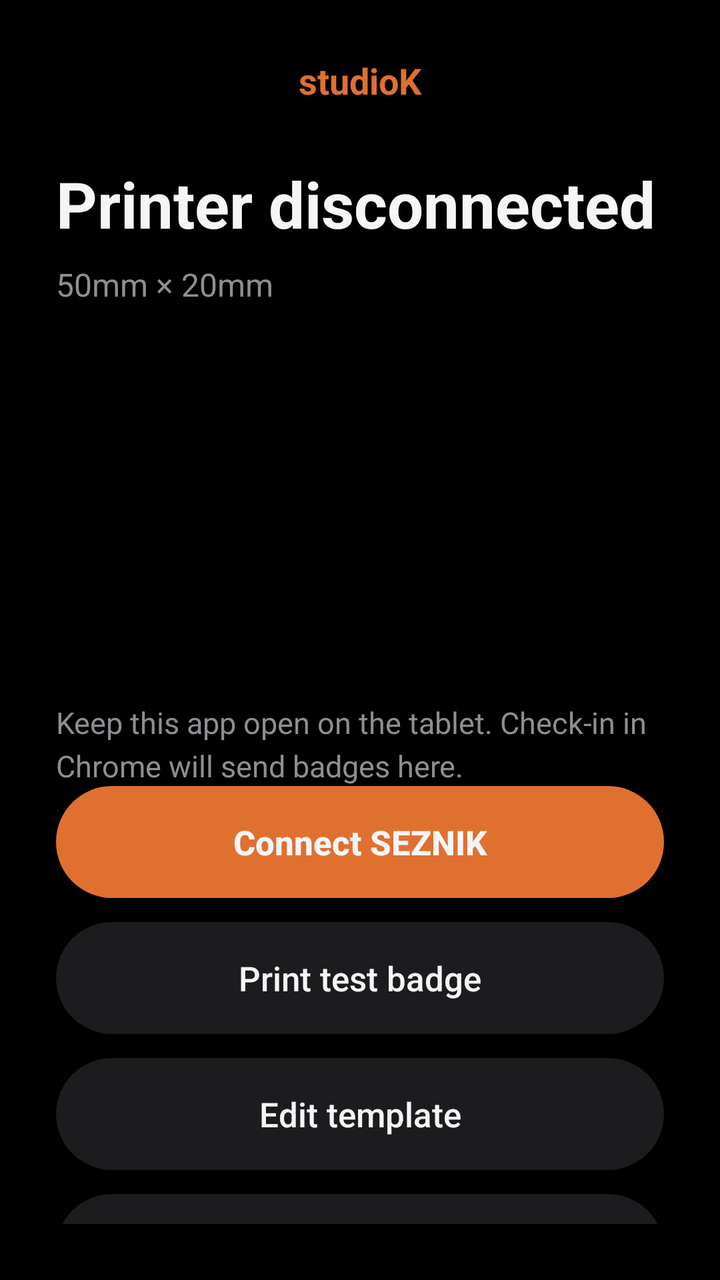
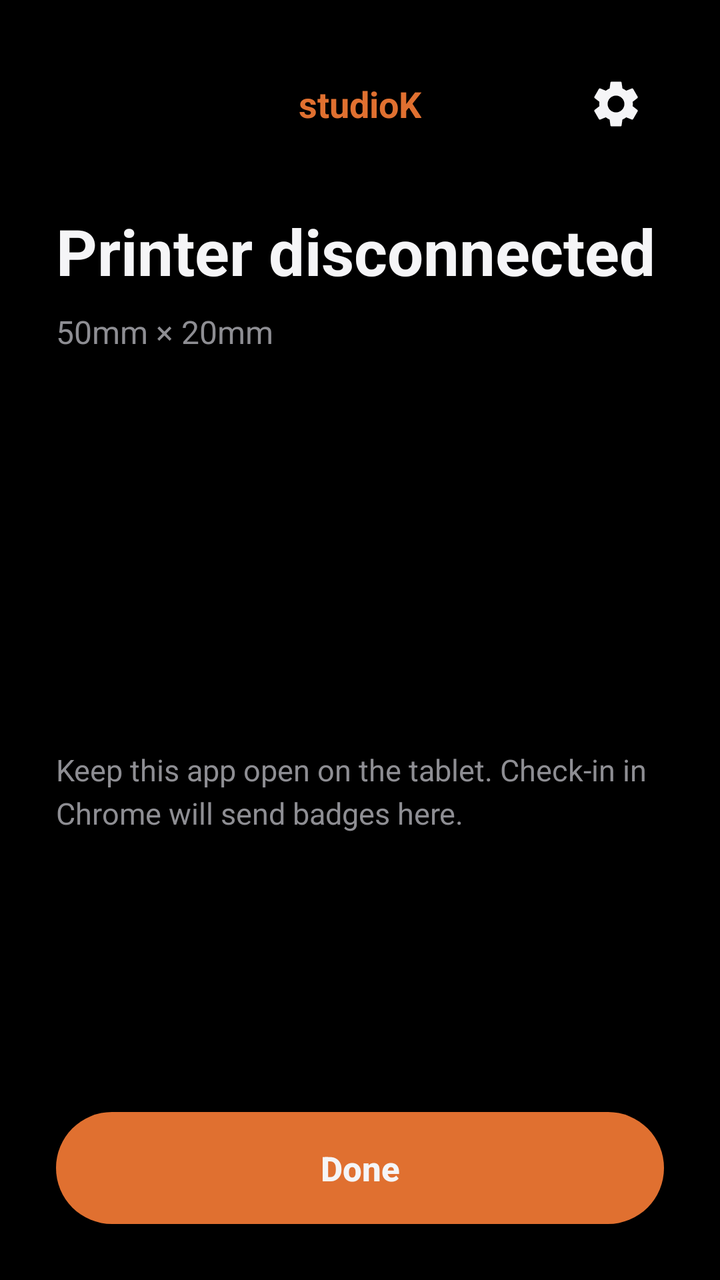

Before-and-after screenshots of an Android layout around one commit, followed by the original layout XML and the change that was made.
<!-- AndroidManifest.xml: application theme Theme.StudioKPrinter -->
<!-- res/layout/activity_main.xml -->
<?xml version="1.0" encoding="utf-8"?>
<LinearLayout xmlns:android="http://schemas.android.com/apk/res/android"
    android:layout_width="match_parent"
    android:layout_height="match_parent"
    android:background="@color/black"
    android:orientation="vertical"
    android:padding="28dp">

    <TextView
        android:layout_width="match_parent"
        android:layout_height="wrap_content"
        android:gravity="center"
        android:text="@string/brand"
        android:textColor="@color/accent"
        android:textSize="18sp"
        android:textStyle="bold" />

    <TextView
        android:id="@+id/statusTitle"
        android:layout_width="match_parent"
        android:layout_height="wrap_content"
        android:layout_marginTop="28dp"
        android:text="@string/status_disconnected"
        android:textColor="@color/cream"
        android:textSize="32sp"
        android:textStyle="bold" />

    <TextView
        android:id="@+id/statusDetail"
        android:layout_width="match_parent"
        android:layout_height="wrap_content"
        android:layout_marginTop="8dp"
        android:text="@string/label_size"
        android:textColor="@color/muted"
        android:textSize="16sp" />

    <ImageView
        android:id="@+id/previewImage"
        android:layout_width="match_parent"
        android:layout_height="160dp"
        android:layout_marginTop="18dp"
        android:contentDescription="@string/label_size"
        android:scaleType="fitCenter" />

    <TextView
        android:layout_width="match_parent"
        android:layout_height="wrap_content"
        android:layout_marginTop="20dp"
        android:lineSpacingExtra="4dp"
        android:text="@string/hint_pair"
        android:textColor="@color/muted"
        android:textSize="15sp" />

    <View
        android:layout_width="match_parent"
        android:layout_height="0dp"
        android:layout_weight="1" />

    <Button
        android:id="@+id/btnConnect"
        android:layout_width="match_parent"
        android:layout_height="56dp"
        android:background="@drawable/btn_accent"
        android:text="@string/connect"
        android:textAllCaps="false"
        android:textColor="@color/cream"
        android:textSize="17sp"
        android:textStyle="bold" />

    <Button
        android:id="@+id/btnTest"
        android:layout_width="match_parent"
        android:layout_height="56dp"
        android:layout_marginTop="12dp"
        android:background="@drawable/btn_panel"
        android:text="@string/print_test"
        android:textAllCaps="false"
        android:textColor="@color/cream"
        android:textSize="17sp" />

    <Button
        android:id="@+id/btnEditTemplate"
        android:layout_width="match_parent"
        android:layout_height="56dp"
        android:layout_marginTop="12dp"
        android:background="@drawable/btn_panel"
        android:text="@string/edit_template"
        android:textAllCaps="false"
        android:textColor="@color/cream"
        android:textSize="17sp" />

    <Button
        android:id="@+id/btnSetServer"
        android:layout_width="match_parent"
        android:layout_height="56dp"
        android:layout_marginTop="12dp"
        android:background="@drawable/btn_panel"
        android:text="@string/set_server"
        android:textAllCaps="false"
        android:textColor="@color/cream"
        android:textSize="17sp" />

    <Button
        android:id="@+id/btnDisconnect"
        android:layout_width="match_parent"
        android:layout_height="56dp"
        android:layout_marginTop="12dp"
        android:background="@drawable/btn_panel"
        android:text="@string/disconnect"
        android:textAllCaps="false"
        android:textColor="@color/cream"
        android:textSize="17sp" />
</LinearLayout>
<!-- resources referenced by this layout -->
<resources>
  <color name="accent">#E07030</color>
  <color name="black">#000000</color>
  <color name="cream">#F5F5F7</color>
  <color name="muted">#8E8E93</color>
  <!-- drawable btn_accent (drawable) -->
  <?xml version="1.0" encoding="utf-8"?>
  <shape xmlns:android="http://schemas.android.com/apk/res/android" android:shape="rectangle">
      <solid android:color="@color/accent" />
      <corners android:radius="28dp" />
  </shape>
  <!-- drawable btn_panel (drawable) -->
  <?xml version="1.0" encoding="utf-8"?>
  <shape xmlns:android="http://schemas.android.com/apk/res/android" android:shape="rectangle">
      <solid android:color="@color/panel" />
      <corners android:radius="28dp" />
  </shape>
  <string name="brand">studioK</string>
  <string name="connect">Connect SEZNIK</string>
  <string name="disconnect">Disconnect</string>
  <string name="edit_template">Edit template</string>
  <string name="hint_pair">Keep this app open on the tablet. Check-in in Chrome will send badges here.</string>
  <string name="label_size">50mm × 20mm</string>
  <string name="print_test">Print test badge</string>
  <string name="set_server">Set server URL</string>
  <string name="status_disconnected">Printer disconnected</string>
  <style name="Theme.StudioKPrinter" parent="android:Theme.Material.NoActionBar">
          <item name="android:windowBackground">@color/black</item>
          <item name="android:statusBarColor">@color/black</item>
          <item name="android:navigationBarColor">@color/black</item>
          <item name="android:colorAccent">@color/accent</item>
          <item name="android:textColorPrimary">@color/cream</item>
          <item name="android:textColorSecondary">@color/muted</item>
      </style>
  <color name="panel">#1C1C1E</color>
</resources>

<!-- the commit's change to res/layout/activity_main.xml (unified diff, before → after) -->
@@ -6,14 +6,31 @@
     android:orientation="vertical"
     android:padding="28dp">
 
-    <TextView
+    <RelativeLayout
         android:layout_width="match_parent"
-        android:layout_height="wrap_content"
-        android:gravity="center"
-        android:text="@string/brand"
-        android:textColor="@color/accent"
-        android:textSize="18sp"
-        android:textStyle="bold" />
+        android:layout_height="wrap_content">
+
+        <TextView
+            android:layout_width="wrap_content"
+            android:layout_height="wrap_content"
+            android:layout_centerInParent="true"
+            android:text="@string/brand"
+            android:textColor="@color/accent"
+            android:textSize="18sp"
+            android:textStyle="bold" />
+
+        <ImageButton
+            android:id="@+id/btnSettings"
+            android:layout_width="48dp"
+            android:layout_height="48dp"
+            android:layout_alignParentEnd="true"
+            android:layout_centerVertical="true"
+            android:background="?android:attr/selectableItemBackgroundBorderless"
+            android:contentDescription="@string/settings"
+            android:padding="10dp"
+            android:scaleType="fitCenter"
+            android:src="@drawable/ic_settings" />
+    </RelativeLayout>
 
     <TextView
         android:id="@+id/statusTitle"
@@ -57,57 +74,13 @@
         android:layout_weight="1" />
 
     <Button
-        android:id="@+id/btnConnect"
+        android:id="@+id/btnDone"
         android:layout_width="match_parent"
         android:layout_height="56dp"
         android:background="@drawable/btn_accent"
-        android:text="@string/connect"
+        android:text="@string/done"
         android:textAllCaps="false"
         android:textColor="@color/cream"
         android:textSize="17sp"
         android:textStyle="bold" />
-
-    <Button
-        android:id="@+id/btnTest"
-        android:layout_width="match_parent"
-        android:layout_height="56dp"
-        android:layout_marginTop="12dp"
-        android:background="@drawable/btn_panel"
-        android:text="@string/print_test"
-        android:textAllCaps="false"
-        android:textColor="@color/cream"
-        android:textSize="17sp" />
-
-    <Button
-        android:id="@+id/btnEditTemplate"
-        android:layout_width="match_parent"
-        android:layout_height="56dp"
-        android:layout_marginTop="12dp"
-        android:background="@drawable/btn_panel"
-        android:text="@string/edit_template"
-        android:textAllCaps="false"
-        android:textColor="@color/cream"
-        android:textSize="17sp" />
-
-    <Button
-        android:id="@+id/btnSetServer"
-        android:layout_width="match_parent"
-        android:layout_height="56dp"
-        android:layout_marginTop="12dp"
-        android:background="@drawable/btn_panel"
-        android:text="@string/set_server"
-        android:textAllCaps="false"
-        android:textColor="@color/cream"
-        android:textSize="17sp" />
-
-    <Button
-        android:id="@+id/btnDisconnect"
-        android:layout_width="match_parent"
-        android:layout_height="56dp"
-        android:layout_marginTop="12dp"
-        android:background="@drawable/btn_panel"
-        android:text="@string/disconnect"
-        android:textAllCaps="false"
-        android:textColor="@color/cream"
-        android:textSize="17sp" />
 </LinearLayout>
<!-- resource entries referenced after the edit -->
@@ -10,20 +10,22 @@
       <solid android:color="@color/accent" />
       <corners android:radius="28dp" />
   </shape>
-  <!-- drawable btn_panel (drawable) -->
+  <!-- drawable ic_settings (drawable) -->
   <?xml version="1.0" encoding="utf-8"?>
-  <shape xmlns:android="http://schemas.android.com/apk/res/android" android:shape="rectangle">
-      <solid android:color="@color/panel" />
-      <corners android:radius="28dp" />
-  </shape>
+  <vector xmlns:android="http://schemas.android.com/apk/res/android"
+      android:width="24dp"
+      android:height="24dp"
+      android:viewportWidth="24"
+      android:viewportHeight="24">
+      <path
+          android:fillColor="@color/cream"
+          android:pathData="M19.14,12.94c0.04,-0.31 0.06,-0.63 0.06,-0.94c0,-0.31 -0.02,-0.63 -0.06,-0.94l2.03,-1.58c0.18,-0.14 0.23,-0.41 0.12,-0.61l-1.92,-3.32c-0.12,-0.22 -0.37,-0.29 -0.59,-0.22l-2.39,0.96c-0.5,-0.38 -1.03,-0.7 -1.62,-0.94L14.4,2.81c-0.04,-0.24 -0.24,-0.41 -0.48,-0.41h-3.84c-0.24,0 -0.43,0.17 -0.47,0.41L9.25,5.35C8.66,5.59 8.12,5.92 7.63,6.29L5.24,5.33c-0.22,-0.08 -0.47,0 -0.59,0.22L2.74,8.87C2.62,9.08 2.66,9.34 2.86,9.48l2.03,1.58C4.84,11.37 4.82,11.69 4.82,12s0.02,0.63 0.06,0.94l-2.03,1.58c-0.18,0.14 -0.23,0.41 -0.12,0.61l1.92,3.32c0.12,0.22 0.37,0.29 0.59,0.22l2.39,-0.96c0.5,0.38 1.03,0.7 1.62,0.94l0.36,2.54c0.05,0.24 0.24,0.41 0.48,0.41h3.84c0.24,0 0.44,-0.17 0.47,-0.41l0.36,-2.54c0.59,-0.24 1.13,-0.56 1.62,-0.94l2.39,0.96c0.22,0.08 0.47,0 0.59,-0.22l1.92,-3.32c0.12,-0.22 0.07,-0.47 -0.12,-0.61L19.14,12.94zM12,15.6c-1.98,0 -3.6,-1.62 -3.6,-3.6s1.62,-3.6 3.6,-3.6s3.6,1.62 3.6,3.6S13.98,15.6 12,15.6z" />
+  </vector>
   <string name="brand">studioK</string>
-  <string name="connect">Connect SEZNIK</string>
-  <string name="disconnect">Disconnect</string>
-  <string name="edit_template">Edit template</string>
+  <string name="done">Done</string>
   <string name="hint_pair">Keep this app open on the tablet. Check-in in Chrome will send badges here.</string>
   <string name="label_size">50mm × 20mm</string>
-  <string name="print_test">Print test badge</string>
-  <string name="set_server">Set server URL</string>
+  <string name="settings">Settings</string>
   <string name="status_disconnected">Printer disconnected</string>
   <style name="Theme.StudioKPrinter" parent="android:Theme.Material.NoActionBar">
           <item name="android:windowBackground">@color/black</item>
@@ -33,6 +35,5 @@
           <item name="android:textColorPrimary">@color/cream</item>
           <item name="android:textColorSecondary">@color/muted</item>
       </style>
-  <color name="panel">#1C1C1E</color>
 </resources>
 
